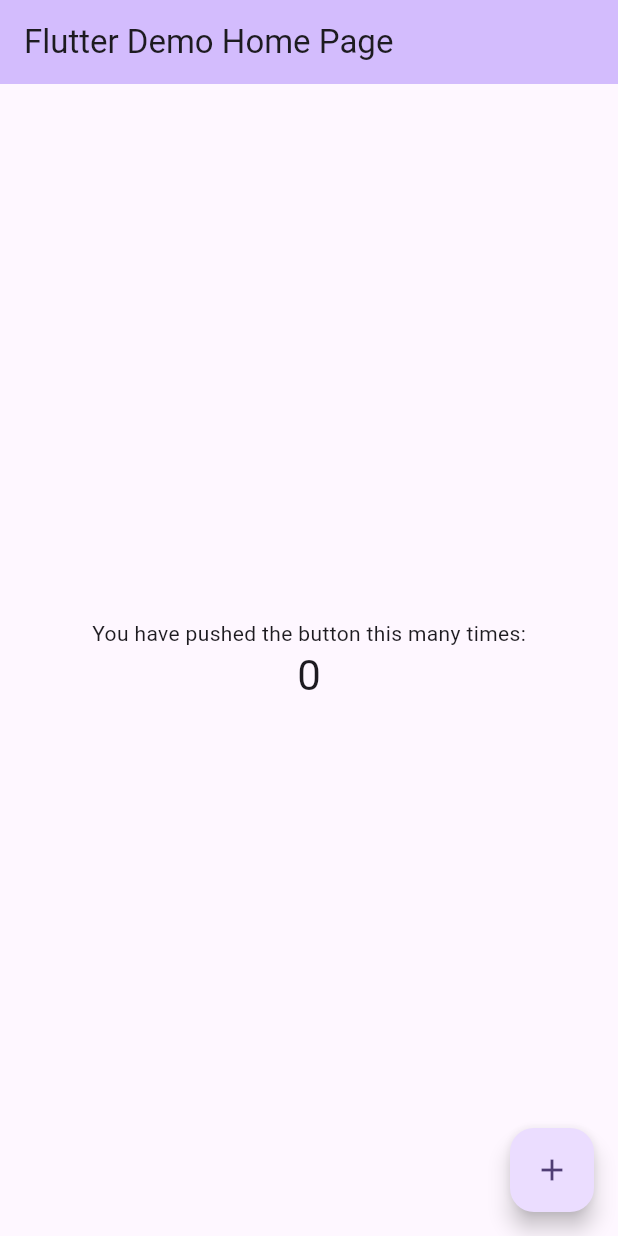
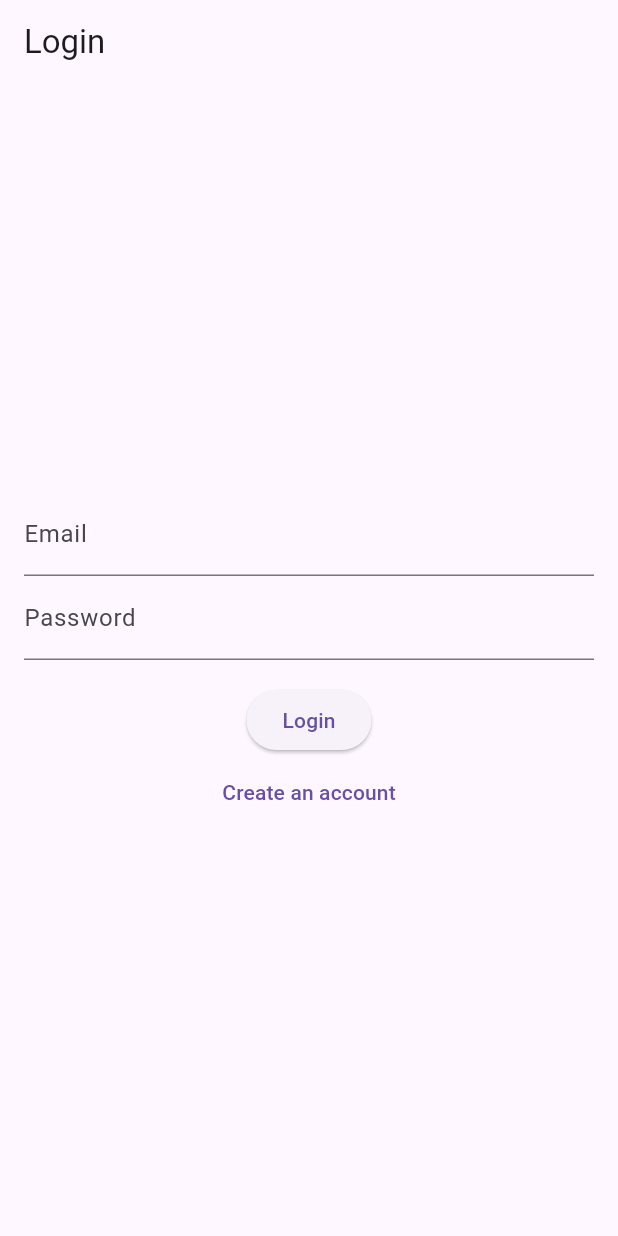
Before and after one commit to louisebohlin/pirr, a Flutter app: the screen it shows after launch, on a phone screen of 412 x 824 dp. Run offline on Flutter 3.47's test engine with Material 3 defaults, Android fonts, the phone set to English and light mode, and no system bars; our stand-ins replace cloud_firestore, firebase_analytics, firebase_auth, firebase_core; accounts and stored records are empty.

Commit message:
feat: integrate cloud_firestore and firebase_analytics dependencies, update main app structure for authentication flow

```diff
--- /dev/null
+++ b/pirr_app/lib/login_screen.dart
@@ -0,0 +1,77 @@
+import 'package:flutter/material.dart';
+import 'package:firebase_auth/firebase_auth.dart';
+
+class LoginScreen extends StatefulWidget {
+  final VoidCallback onLogin;
+  const LoginScreen({super.key, required this.onLogin});
+
+  @override
+  State<LoginScreen> createState() => _LoginScreenState();
+}
+
+class _LoginScreenState extends State<LoginScreen> {
+  final _emailController = TextEditingController();
+  final _passwordController = TextEditingController();
+  bool _isLogin = true; // toggle mellan login/signup
+  String _errorMessage = '';
+
+  Future<void> _authenticate() async {
+    try {
+      if (_isLogin) {
+        await FirebaseAuth.instance.signInWithEmailAndPassword(
+          email: _emailController.text.trim(),
+          password: _passwordController.text.trim(),
+        );
+      } else {
+        await FirebaseAuth.instance.createUserWithEmailAndPassword(
+          email: _emailController.text.trim(),
+          password: _passwordController.text.trim(),
+        );
+      }
+      widget.onLogin();
+    } on FirebaseAuthException catch (e) {
+      setState(() {
+        _errorMessage = e.message ?? 'Authentication error';
+      });
+    }
+  }
+
+  @override
+  Widget build(BuildContext context) {
+    return Scaffold(
+      appBar: AppBar(title: const Text("Login")),
+      body: Padding(
+        padding: const EdgeInsets.all(16),
+        child: Column(
+          mainAxisAlignment: MainAxisAlignment.center,
+          children: [
+            TextField(
+              controller: _emailController,
+              decoration: const InputDecoration(labelText: "Email"),
+            ),
+            TextField(
+              controller: _passwordController,
+              decoration: const InputDecoration(labelText: "Password"),
+              obscureText: true,
+            ),
+            const SizedBox(height: 16),
+            ElevatedButton(
+              onPressed: _authenticate,
+              child: Text(_isLogin ? "Login" : "Sign Up"),
+            ),
+            TextButton(
+              onPressed: () => setState(() => _isLogin = !_isLogin),
+              child: Text(
+                _isLogin ? "Create an account" : "I already have an account",
+              ),
+            ),
+            if (_errorMessage.isNotEmpty) ...[
+              const SizedBox(height: 12),
+              Text(_errorMessage, style: const TextStyle(color: Colors.red)),
+            ],
+          ],
+        ),
+      ),
+    );
+  }
+}
--- a/pirr_app/lib/main.dart
+++ b/pirr_app/lib/main.dart
@@ -1,5 +1,8 @@
 import 'package:flutter/material.dart';
 import 'package:firebase_core/firebase_core.dart';
+import 'package:firebase_auth/firebase_auth.dart';
+import 'login_screen.dart';
+import 'entries_screen.dart';
 
 Future<void> main() async {
   WidgetsFlutterBinding.ensureInitialized();
@@ -10,116 +13,25 @@ Future<void> main() async {
 class MyApp extends StatelessWidget {
   const MyApp({super.key});
 
-  // This widget is the root of your application.
   @override
   Widget build(BuildContext context) {
     return MaterialApp(
-      title: 'Flutter Demo',
-      theme: ThemeData(
-        // This is the theme of your application.
-        //
-        // TRY THIS: Try running your application with "flutter run". You'll see
-        // the application has a purple toolbar. Then, without quitting the app,
-        // try changing the seedColor in the colorScheme below to Colors.green
-        // and then invoke "hot reload" (save your changes or press the "hot
-        // reload" button in a Flutter-supported IDE, or press "r" if you used
-        // the command line to start the app).
-        //
-        // Notice that the counter didn't reset back to zero; the application
-        // state is not lost during the reload. To reset the state, use hot
-        // restart instead.
-        //
-        // This works for code too, not just values: Most code changes can be
-        // tested with just a hot reload.
-        colorScheme: ColorScheme.fromSeed(seedColor: Colors.deepPurple),
+      title: 'Pirr Mini',
+      theme: ThemeData(primarySwatch: Colors.blue),
+      home: StreamBuilder<User?>(
+        stream: FirebaseAuth.instance.authStateChanges(),
+        builder: (context, snapshot) {
+          if (snapshot.connectionState == ConnectionState.waiting) {
+            return const Scaffold(
+              body: Center(child: CircularProgressIndicator()),
+            );
+          }
+          if (snapshot.hasData) {
+            return const EntriesScreen();
+          }
+          return LoginScreen(onLogin: () {});
+        },
       ),
-      home: const MyHomePage(title: 'Flutter Demo Home Page'),
     );
   }
 }
-
-class MyHomePage extends StatefulWidget {
-  const MyHomePage({super.key, required this.title});
-
-  // This widget is the home page of your application. It is stateful, meaning
-  // that it has a State object (defined below) that contains fields that affect
-  // how it looks.
-
-  // This class is the configuration for the state. It holds the values (in this
-  // case the title) provided by the parent (in this case the App widget) and
-  // used by the build method of the State. Fields in a Widget subclass are
-  // always marked "final".
-
-  final String title;
-
-  @override
-  State<MyHomePage> createState() => _MyHomePageState();
-}
-
-class _MyHomePageState extends State<MyHomePage> {
-  int _counter = 0;
-
-  void _incrementCounter() {
-    setState(() {
-      // This call to setState tells the Flutter framework that something has
-      // changed in this State, which causes it to rerun the build method below
-      // so that the display can reflect the updated values. If we changed
-      // _counter without calling setState(), then the build method would not be
-      // called again, and so nothing would appear to happen.
-      _counter++;
-    });
-  }
-
-  @override
-  Widget build(BuildContext context) {
-    // This method is rerun every time setState is called, for instance as done
-    // by the _incrementCounter method above.
-    //
-    // The Flutter framework has been optimized to make rerunning build methods
-    // fast, so that you can just rebuild anything that needs updating rather
-    // than having to individually change instances of widgets.
-    return Scaffold(
-      appBar: AppBar(
-        // TRY THIS: Try changing the color here to a specific color (to
-        // Colors.amber, perhaps?) and trigger a hot reload to see the AppBar
-        // change color while the other colors stay the same.
-        backgroundColor: Theme.of(context).colorScheme.inversePrimary,
-        // Here we take the value from the MyHomePage object that was created by
-        // the App.build method, and use it to set our appbar title.
-        title: Text(widget.title),
-      ),
-      body: Center(
-        // Center is a layout widget. It takes a single child and positions it
-        // in the middle of the parent.
-        child: Column(
-          // Column is also a layout widget. It takes a list of children and
-          // arranges them vertically. By default, it sizes itself to fit its
-          // children horizontally, and tries to be as tall as its parent.
-          //
-          // Column has various properties to control how it sizes itself and
-          // how it positions its children. Here we use mainAxisAlignment to
-          // center the children vertically; the main axis here is the vertical
-          // axis because Columns are vertical (the cross axis would be
-          // horizontal).
-          //
-          // TRY THIS: Invoke "debug painting" (choose the "Toggle Debug Paint"
-          // action in the IDE, or press "p" in the console), to see the
-          // wireframe for each widget.
-          mainAxisAlignment: MainAxisAlignment.center,
-          children: <Widget>[
-            const Text('You have pushed the button this many times:'),
-            Text(
-              '$_counter',
-              style: Theme.of(context).textTheme.headlineMedium,
-            ),
-          ],
-        ),
-      ),
-      floatingActionButton: FloatingActionButton(
-        onPressed: _incrementCounter,
-        tooltip: 'Increment',
-        child: const Icon(Icons.add),
-      ), // This trailing comma makes auto-formatting nicer for build methods.
-    );
-  }
-}
--- a/pirr_app/pubspec.yaml
+++ b/pirr_app/pubspec.yaml
@@ -36,6 +36,8 @@ dependencies:
   cupertino_icons: ^1.0.8
   firebase_core: ^3.6.0
   firebase_auth: ^5.2.0
+  cloud_firestore: ^5.4.4
+  firebase_analytics: ^11.3.4
 
 dev_dependencies:
   flutter_test:
```
Also changed, not shown: pirr_app/lib/entries_screen.dart (added, +130 -0 lines), pirr_app/pubspec.lock, 4 other files.
